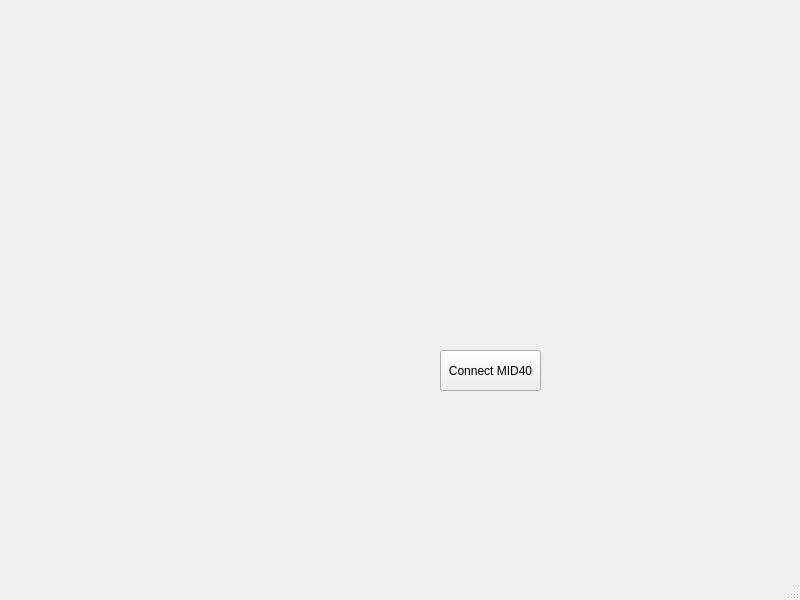
Above: mainwindow.ui from lnwin/MID-40-SLAM before the change. Below: the same form after it.
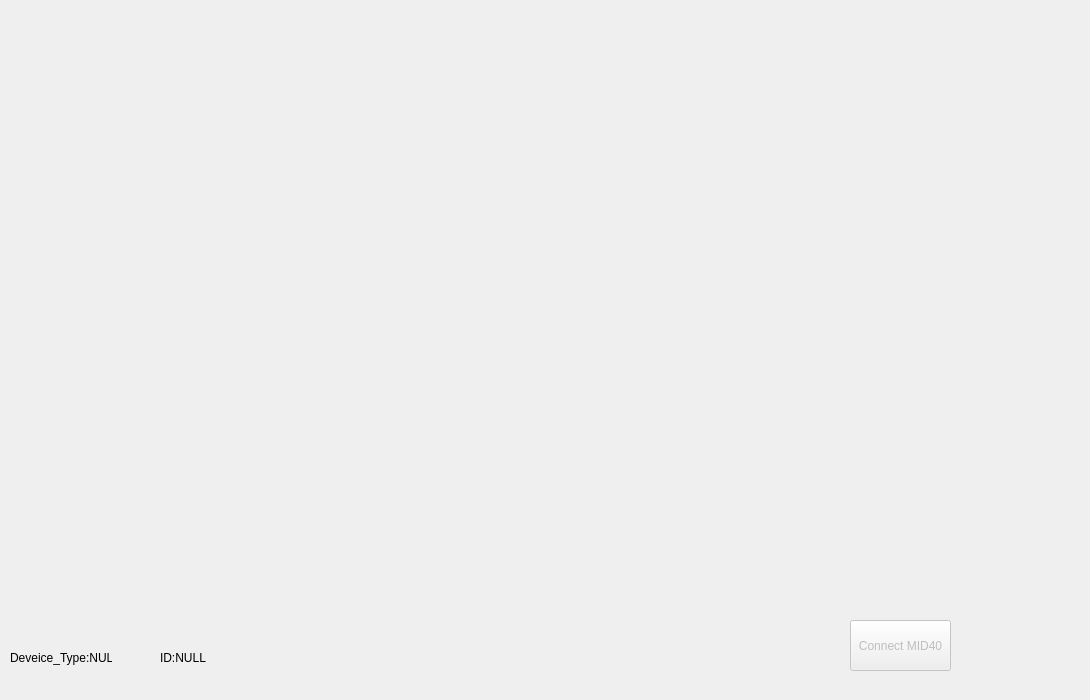
That is the form after the change.

```diff
--- a/mainwindow.ui
+++ b/mainwindow.ui
@@ -6,8 +6,8 @@
    <rect>
     <x>0</x>
     <y>0</y>
-    <width>800</width>
-    <height>600</height>
+    <width>1090</width>
+    <height>700</height>
    </rect>
   </property>
   <property name="windowTitle">
@@ -15,18 +15,47 @@
   </property>
   <widget class="QWidget" name="centralwidget">
    <widget class="QPushButton" name="connectMID40">
+    <property name="enabled">
+     <bool>false</bool>
+    </property>
     <property name="geometry">
      <rect>
-      <x>440</x>
-      <y>350</y>
+      <x>850</x>
+      <y>620</y>
       <width>101</width>
-      <height>41</height>
+      <height>51</height>
      </rect>
     </property>
     <property name="text">
      <string>Connect MID40</string>
     </property>
    </widget>
+   <widget class="QLabel" name="Device_type">
+    <property name="geometry">
+     <rect>
+      <x>10</x>
+      <y>650</y>
+      <width>102</width>
+      <height>16</height>
+     </rect>
+    </property>
+    <property name="text">
+     <string>Deveice_Type:NULL</string>
+    </property>
+   </widget>
+   <widget class="QLabel" name="Device_ID">
+    <property name="geometry">
+     <rect>
+      <x>160</x>
+      <y>650</y>
+      <width>351</width>
+      <height>16</height>
+     </rect>
+    </property>
+    <property name="text">
+     <string>ID:NULL</string>
+    </property>
+   </widget>
   </widget>
   <widget class="QMenuBar" name="menubar">
    <property name="geometry">
@@ -38,7 +67,6 @@
     </rect>
    </property>
   </widget>
-  <widget class="QStatusBar" name="statusbar"/>
  </widget>
  <resources/>
  <connections/>
```
Left out of the diff: 2 changed lines with no effect on the pictures.
